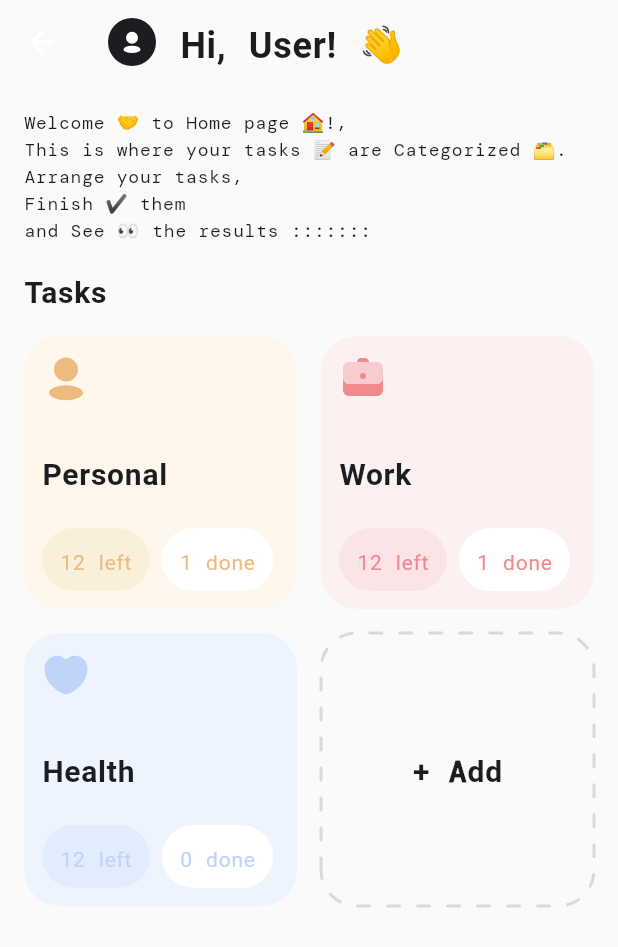
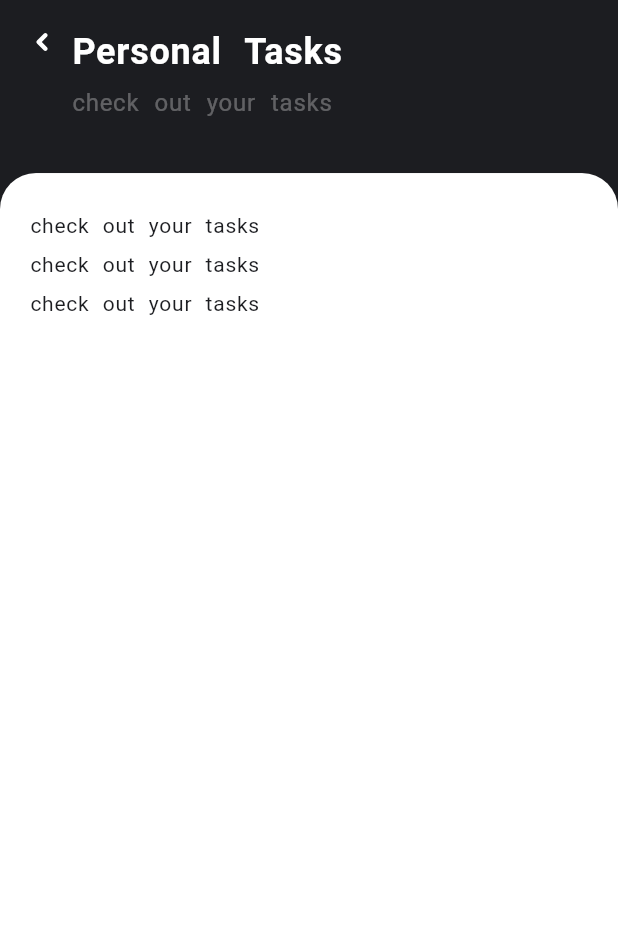
Before and after one commit to 2Math0/my_fate, a Flutter app: the HomePage screen opened directly, after a tap on "Personal", on a phone screen of 412 x 824 dp. Shown: the top 947 px of the screen. Run offline on Flutter 3.47's test engine with Material 2 defaults, Android fonts, the phone set to English and light mode, and no system bars; drawn by our look-alikes of dotted_border, typewritertext; our stand-ins replace flutter_svg, google_fonts; Roboto replaces fonts that are missing (Kanit).

Commit message:
task screen app bar

```diff
--- a/lib/presentation/resources/strings_manager.dart
+++ b/lib/presentation/resources/strings_manager.dart
@@ -11,4 +11,10 @@ class AppStrings {
   static const String left = "Left";
   static const String done = "Done";
   static const String add = "Add";
+
+  // tasks screen
+  static const String personalTasks = "Personal Tasks";
+  static const String workTasks = "Work Tasks";
+  static const String healthTasks = "Health Tasks";
+  static const String taskDescription = "check out your tasks";
 }
--- a/lib/presentation/resources/theme_manager.dart
+++ b/lib/presentation/resources/theme_manager.dart
@@ -40,6 +40,7 @@ ThemeData getApplicationTheme(BuildContext context) {
     appBarTheme: AppBarTheme(
         elevation: 0,
         backgroundColor: Colors.transparent,
+        iconTheme: const IconThemeData(color: AppColors.kWhite),
         systemOverlayStyle: const SystemUiOverlayStyle(
           statusBarColor: Colors.transparent,
           statusBarBrightness: Brightness.dark, // For iOS: (dark icons)
--- a/lib/presentation/view/fragments/home_page.dart
+++ b/lib/presentation/view/fragments/home_page.dart
@@ -7,6 +7,7 @@ import 'package:my_fate/presentation/resources/colors_manager.dart';
 import 'package:my_fate/presentation/resources/strings_manager.dart';
 import 'package:my_fate/presentation/resources/text_styles_manager.dart';
 import 'package:my_fate/presentation/resources/values_manager.dart';
+import 'package:my_fate/presentation/view/tasks_page.dart';
 import 'package:typewritertext/typewritertext.dart';
 
 import '../../shared_widgets/components/task_type.dart';
@@ -84,7 +85,10 @@ class HomePage extends StatelessWidget {
                         TaskTypeItem(
                             size: wrapItemsSize(),
                             name: AppStrings.personal,
-                            onTap: () {},
+                            onTap: () => Navigator.push(
+                                context,
+                                MaterialPageRoute(
+                                    builder: (builder) => const TaskScreen())),
                             color: AppColors.kYellow,
                             darkColor: AppColors.kYellowDark,
                             lightColor: AppColors.kYellowLight,
--- a/lib/presentation/view/tasks_page.dart
+++ b/lib/presentation/view/tasks_page.dart
@@ -0,0 +1,100 @@
+import 'package:flutter/material.dart';
+import 'package:flutter/services.dart';
+import 'package:flutter_svg/flutter_svg.dart';
+import 'package:my_fate/presentation/resources/assets_manager.dart';
+import 'package:my_fate/presentation/resources/colors_manager.dart';
+import 'package:my_fate/presentation/resources/strings_manager.dart';
+import 'package:my_fate/presentation/resources/text_styles_manager.dart';
+import 'package:my_fate/presentation/resources/values_manager.dart';
+
+class TaskScreen extends StatelessWidget {
+  const TaskScreen({Key? key}) : super(key: key);
+
+  @override
+  Widget build(BuildContext context) {
+    Size size = MediaQuery.of(context).size;
+    return Scaffold(
+      backgroundColor: AppColors.kBlack,
+      appBar: TaskAppBar(
+        title: AppStrings.personalTasks,
+        description: AppStrings.taskDescription,
+        size: size,
+      ),
+      body: Container(
+        padding: const EdgeInsets.all(AppPadding.p20),
+        decoration: const BoxDecoration(
+            color: AppColors.kWhite,
+            borderRadius: BorderRadius.vertical(
+                top: Radius.circular(AppCircularRadius.cr24))),
+        child: Column(
+          crossAxisAlignment: CrossAxisAlignment.stretch,
+          children: const [
+            Text(AppStrings.taskDescription),
+            Text(AppStrings.taskDescription),
+            Text(AppStrings.taskDescription)
+          ],
+        ),
+      ),
+    );
+  }
+}
+
+class TaskAppBar extends StatelessWidget implements PreferredSizeWidget {
+  final String title;
+  final String description;
+  final Size size;
+
+  const TaskAppBar({
+    Key? key,
+    required this.title,
+    required this.description,
+    required this.size,
+  }) : super(key: key);
+
+  @override
+  Size get preferredSize => Size.fromHeight(size.height * 0.14);
+  @override
+  Widget build(BuildContext context) {
+    return AppBar(
+      leading: Column(
+        mainAxisAlignment: MainAxisAlignment.start,
+        children: [
+          const SizedBox(height: AppSize.s4),
+          IconButton(
+              onPressed: () => Navigator.pop(context),
+              icon: SvgPicture.asset(
+                AppIcons.leftArrow,
+                color: AppColors.kWhite,
+                height: AppSize.s12,
+              ))
+        ],
+      ),
+      toolbarHeight: preferredSize.height,
+      backgroundColor: AppColors.kBlack,
+      systemOverlayStyle: const SystemUiOverlayStyle(
+          statusBarColor: Colors.transparent,
+          statusBarBrightness: Brightness.light,
+          statusBarIconBrightness: Brightness.light),
+      flexibleSpace: Padding(
+        padding: EdgeInsets.only(
+            left: AppMargin.m48,
+            top: preferredSize.height * 0.1,
+            bottom: preferredSize.height * 0.3),
+        child: Column(
+          crossAxisAlignment: CrossAxisAlignment.start,
+          mainAxisAlignment: MainAxisAlignment.end,
+          children: [
+            Text(AppStrings.personalTasks,
+                style: const AppTextStyles()
+                    .headingH2
+                    .copyWith(color: AppColors.kWhite)),
+            Text(AppStrings.taskDescription,
+                style: const AppTextStyles()
+                    .bodyTextLargeRegular
+                    .copyWith(color: AppColors.kWhite.withOpacity(0.3))),
+          ],
+        ),
+      ),
+    );
+  }
+}
```
Also changed, not shown: 1 other file.
